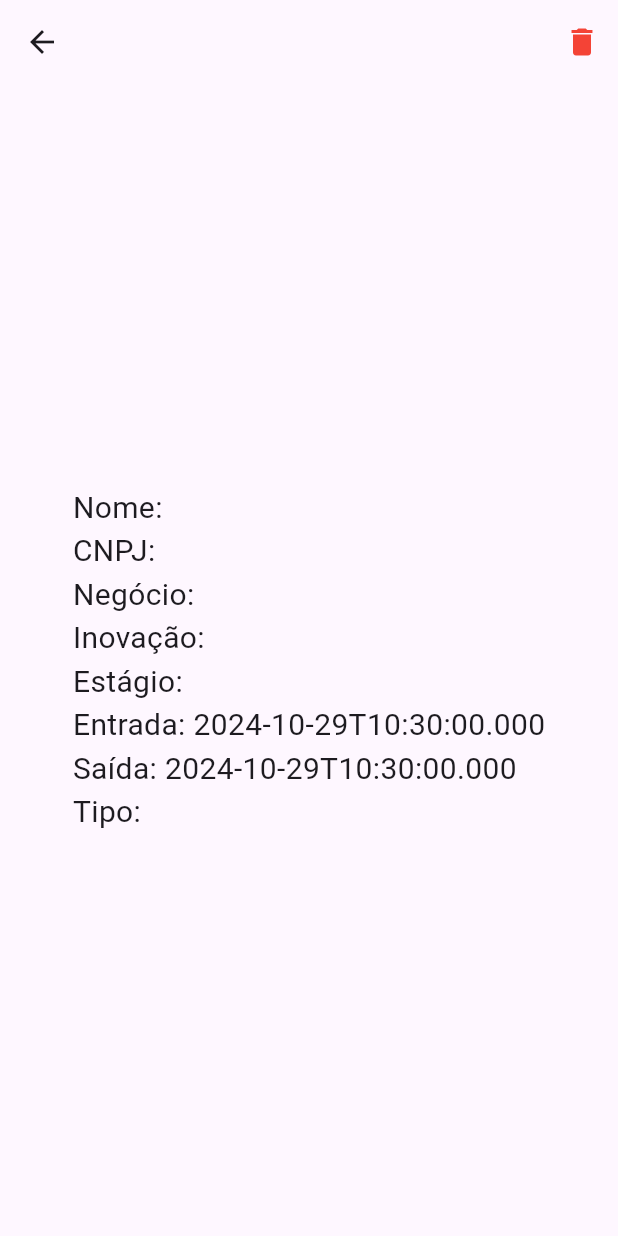
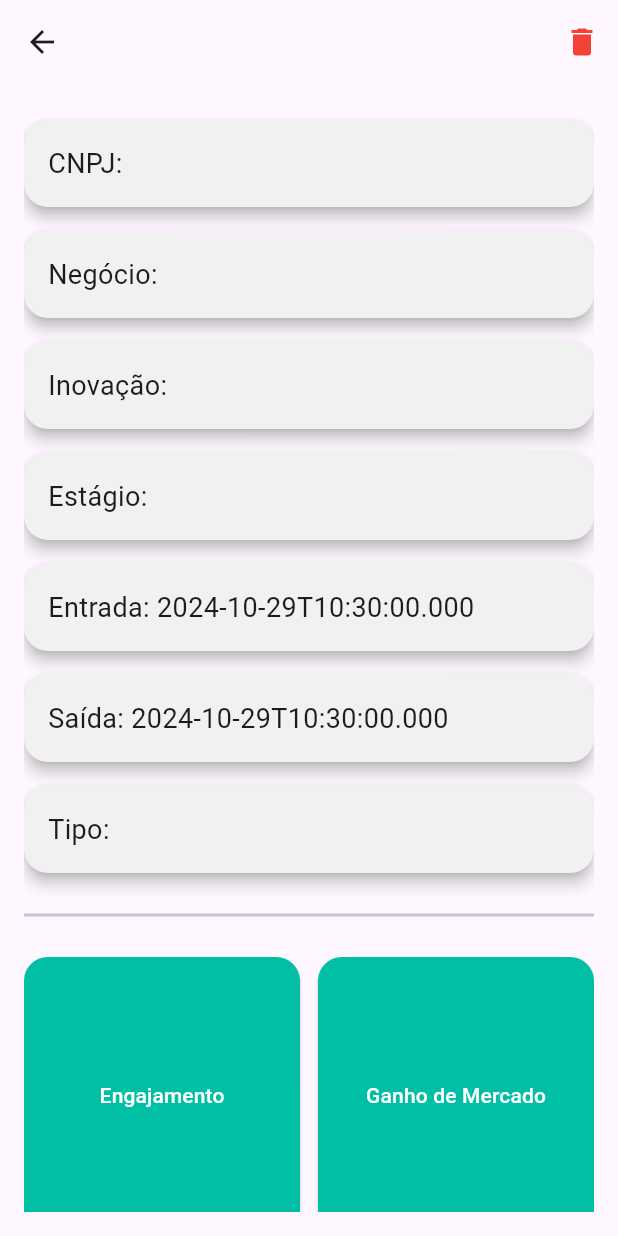
Before and after one commit to deLaraaaa/pac-novale, a Flutter app: the CompanyDetailsScreen screen opened directly with empty values, on a phone screen of 412 x 824 dp. Run offline on Flutter 3.47's test engine with Material 3 defaults, Android fonts, the phone set to English and light mode, and no system bars; missing offline and left inert: month_year_picker; network calls fail.

Commit message:
feat: added business Screen model

```diff
--- a/lib/screens/company_details_screen.dart
+++ b/lib/screens/company_details_screen.dart
@@ -20,6 +20,7 @@ class CompanyDetailsScreen extends StatefulWidget {
 
 class CompanyDetailsScreenState extends State<CompanyDetailsScreen> {
   bool isDeleting = false;
+  final Color buttonColor = Color(0xff00bfa5);
 
   Future<void> deleteCompany() async {
     setState(() {
@@ -47,6 +48,117 @@ class CompanyDetailsScreenState extends State<CompanyDetailsScreen> {
     }
   }
 
+  void openEditDialog(String title, String content) {
+    TextEditingController controller = TextEditingController(text: content);
+
+    showDialog(
+      context: context,
+      builder: (BuildContext context) {
+        return AlertDialog(
+          shape: const RoundedRectangleBorder(
+            borderRadius: BorderRadius.all(Radius.circular(32.0)),
+          ),
+          contentPadding: EdgeInsets.only(top: 10.0),
+          content: Container(
+            width: 300.0,
+            child: Column(
+              mainAxisSize: MainAxisSize.min,
+              crossAxisAlignment: CrossAxisAlignment.stretch,
+              children: <Widget>[
+                Padding(
+                  padding: const EdgeInsets.symmetric(horizontal: 24.0),
+                  child: Text(
+                    title,
+                    style: TextStyle(fontSize: 24.0),
+                    textAlign: TextAlign.center,
+                  ),
+                ),
+                Divider(color: Colors.grey, height: 20.0),
+                Padding(
+                  padding: EdgeInsets.symmetric(horizontal: 24.0),
+                  child: TextField(
+                    controller: controller,
+                    maxLines: 5,
+                    decoration: InputDecoration(
+                      hintText: "Editar $title",
+                      border: OutlineInputBorder(),
+                    ),
+                  ),
+                ),
+                SizedBox(height: 15.0),
+                InkWell(
+                  onTap: () {
+                    setState(() {
+                      widget.companyDetails[title] = controller.text;
+                    });
+                    Navigator.pop(context);
+                  },
+                  child: Container(
+                    padding: EdgeInsets.all(16.0),
+                    decoration: BoxDecoration(
+                      color: buttonColor,
+                      borderRadius: BorderRadius.only(
+                        bottomLeft: Radius.circular(32.0),
+                        bottomRight: Radius.circular(32.0),
+                      ),
+                    ),
+                    child: Text(
+                      "Salvar",
+                      style: TextStyle(color: Colors.white),
+                      textAlign: TextAlign.center,
+                    ),
+                  ),
+                ),
+              ],
+            ),
+          ),
+        );
+      },
+    );
+  }
+
+  Widget buildTextCard(String title, String content) {
+    return GestureDetector(
+      onLongPress: () => openEditDialog(title, content),
+      child: SizedBox(
+        width: double.infinity, // Faz o card ocupar a largura total
+        child: Card(
+          margin: const EdgeInsets.symmetric(vertical: 8.0),
+          elevation: 4,
+          color: const Color.fromARGB(255, 241, 241, 241),
+          shape:
+              RoundedRectangleBorder(borderRadius: BorderRadius.circular(16)),
+          child: Padding(
+            padding: const EdgeInsets.all(16.0),
+            child: Text(
+              '$title: $content',
+              style: const TextStyle(fontSize: 18),
+            ),
+          ),
+        ),
+      ),
+    );
+  }
+
+  Widget buildGridButton(String label) {
+    return ElevatedButton(
+      style: ElevatedButton.styleFrom(
+        backgroundColor: buttonColor,
+        maximumSize: const Size(double.infinity, 50),
+        shape: RoundedRectangleBorder(
+          borderRadius: BorderRadius.circular(16),
+        ),
+      ),
+      onPressed: () {
+        // Ação de cada botão, pode ser configurada aqui
+        ScaffoldMessenger.of(context).showSnackBar(
+          SnackBar(content: Text('$label clicado')),
+        );
+      },
+      child: Text(label, style: TextStyle(color: Colors.white)),
+    );
+  }
+
   @override
   Widget build(BuildContext context) {
     final companyDetails = widget.companyDetails;
@@ -63,36 +175,48 @@ class CompanyDetailsScreenState extends State<CompanyDetailsScreen> {
       ),
       body: Stack(
         children: [
-          Center(
-            child: Padding(
-              padding: const EdgeInsets.all(16.0),
-              child: Column(
-                mainAxisAlignment: MainAxisAlignment.center,
-                crossAxisAlignment: CrossAxisAlignment.start,
-                children: [
-                  Text('Nome: ${companyDetails['Name'] ?? 'Não disponível'}',
-                      style: const TextStyle(fontSize: 20)),
-                  Text('CNPJ: ${companyDetails['CNPJ'] ?? 'Não disponível'}',
-                      style: const TextStyle(fontSize: 20)),
-                  Text(
-                      'Negócio: ${companyDetails['Market'] ?? 'Não disponível'}',
-                      style: const TextStyle(fontSize: 20)),
-                  Text(
-                      'Inovação: ${companyDetails['Inovation'] ?? 'Não disponível'}',
-                      style: const TextStyle(fontSize: 20)),
-                  Text(
-                      'Estágio: ${companyDetails['Status'] ?? 'Não disponível'}',
-                      style: const TextStyle(fontSize: 20)),
-                  Text(
-                      'Entrada: ${companyDetails['EntryDate'] ?? 'Não disponível'}',
-                      style: const TextStyle(fontSize: 20)),
-                  Text(
-                      'Saída: ${companyDetails['ExitDate'] ?? 'Não disponível'}',
-                      style: const TextStyle(fontSize: 20)),
-                  Text('Tipo: ${companyDetails['Type'] ?? 'Não disponível'}',
-                      style: const TextStyle(fontSize: 20)),
-                ],
-              ),
+          Padding(
+            padding:
+                const EdgeInsets.symmetric(vertical: 16.0, horizontal: 16.0),
+            child: ListView(
+              children: [
+                buildTextCard(
+                    'CNPJ', companyDetails['CNPJ'] ?? 'Não disponível'),
+                buildTextCard(
+                    'Negócio', companyDetails['Market'] ?? 'Não disponível'),
+                buildTextCard('Inovação',
+                    companyDetails['Inovation'] ?? 'Não disponível'),
+                buildTextCard(
+                    'Estágio', companyDetails['Status'] ?? 'Não disponível'),
+                buildTextCard(
+                    'Entrada', companyDetails['EntryDate'] ?? 'Não disponível'),
+                buildTextCard(
+                    'Saída', companyDetails['ExitDate'] ?? 'Não disponível'),
+                buildTextCard(
+                    'Tipo', companyDetails['Type'] ?? 'Não disponível'),
+                const Divider(
+                  height: 40,
+                  thickness: 2,
+                ),
+                Padding(
+                  padding: const EdgeInsets.only(top: 8.0),
+                  child: GridView.count(
+                    crossAxisCount: 2,
+                    shrinkWrap: true,
+                    mainAxisSpacing: 12,
+                    crossAxisSpacing: 12,
+                    physics: NeverScrollableScrollPhysics(),
+                    children: [
+                      buildGridButton("Engajamento"),
+                      buildGridButton("Ganho de Mercado"),
+                      buildGridButton("Funcionários"),
+                      buildGridButton("Custos"),
+                      buildGridButton("Faturamentos"),
+                      buildGridButton("Motivos de P/C"),
+                    ],
+                  ),
+                ),
+              ],
             ),
           ),
           if (isDeleting)
--- a/lib/screens/show_business_screen.dart
+++ b/lib/screens/show_business_screen.dart
@@ -58,7 +58,7 @@ class ShowBusinessScreenState extends State<ShowBusinessScreen> {
         children: [
           Center(
             child: Padding(
-              padding: const EdgeInsets.symmetric(horizontal: 10.0),
+              padding: const EdgeInsets.symmetric(horizontal: 40.0),
               child: Column(
                 mainAxisAlignment: MainAxisAlignment.center,
                 children: <Widget>[
```
